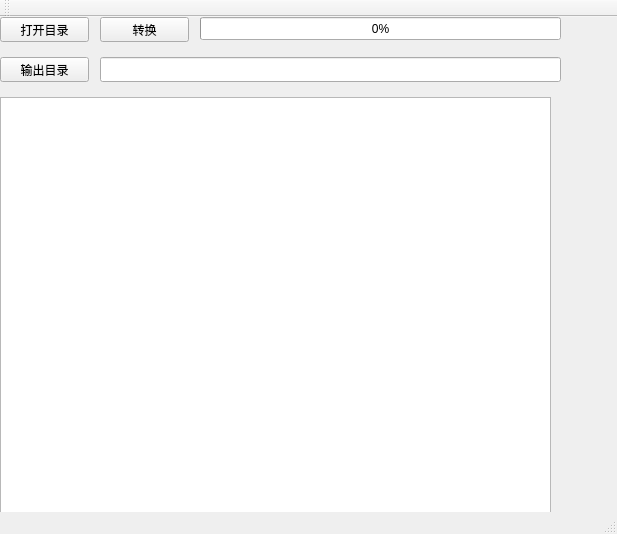
Old version of the form src/main/resources/base/main.ui in the repository Honghe/audio_converter.
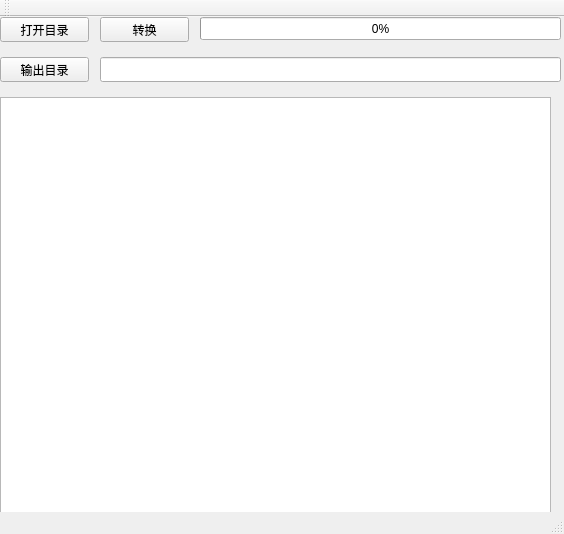
New version of the form.

What changed in the file:
```diff
--- a/src/main/resources/base/main.ui
+++ b/src/main/resources/base/main.ui
@@ -6,7 +6,7 @@
    <rect>
     <x>0</x>
     <y>0</y>
-    <width>617</width>
+    <width>564</width>
     <height>534</height>
    </rect>
   </property>
```
Left out of the diff: 2 changed lines with no effect on the pictures.
